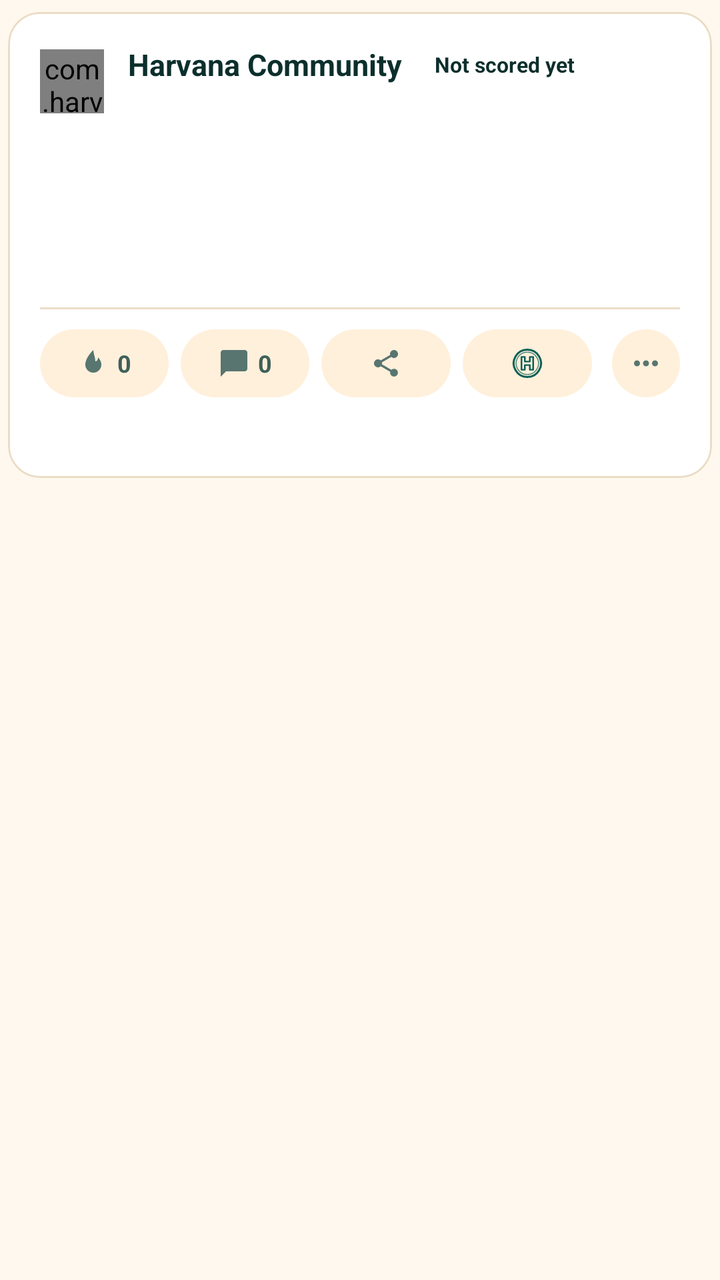
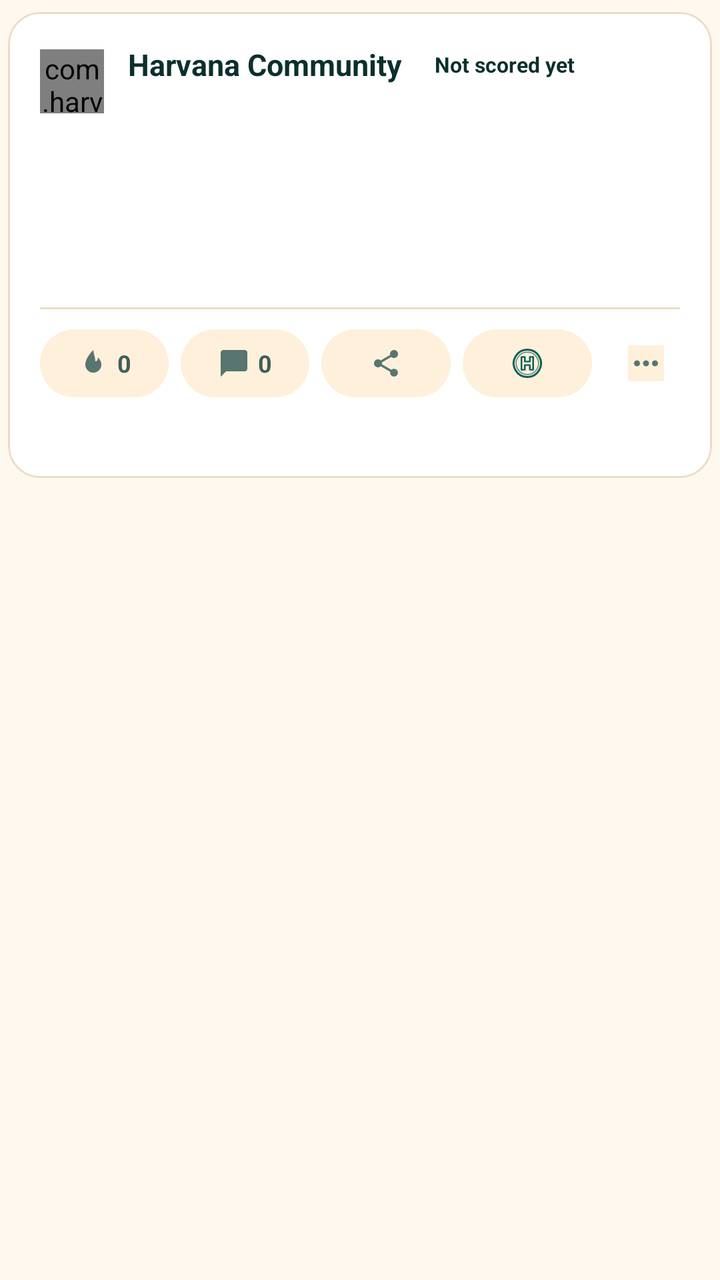

Two renders of the same Android screen: before a commit and after it. Below are the layout's source before the change and the commit's diff.
<!-- AndroidManifest.xml: application theme AppTheme -->
<!-- res/layout/learn_post_card.xml -->
<?xml version="1.0" encoding="utf-8"?>
<LinearLayout xmlns:android="http://schemas.android.com/apk/res/android" xmlns:app="http://schemas.android.com/apk/res-auto"
    android:layout_width="match_parent"
    android:layout_height="wrap_content"
    android:orientation="vertical">
    <com.google.android.material.card.MaterialCardView
        android:id="@+id/card_post"
        android:layout_width="match_parent"
        android:layout_height="wrap_content"
        android:layout_marginStart="4dp"
        android:layout_marginTop="6dp"
        android:layout_marginEnd="4dp"
        android:layout_marginBottom="6dp"
        app:cardBackgroundColor="@color/colorSurface"
        app:cardCornerRadius="16dp"
        app:cardElevation="0dp"
        app:strokeColor="@color/colorCardStroke"
        app:strokeWidth="1dp">
        <LinearLayout
            android:layout_width="match_parent"
            android:layout_height="wrap_content"
            android:orientation="vertical">

            
            <FrameLayout
                android:id="@+id/fl_cover"
                android:layout_width="match_parent"
                android:layout_height="132dp"
                android:visibility="gone">
                <ImageView
                    android:id="@+id/iv_cover"
                    android:layout_width="match_parent"
                    android:layout_height="match_parent"
                    android:background="@color/colorSurfaceAlt"
                    android:scaleType="centerCrop" />
                <View
                    android:id="@+id/v_cover_fade"
                    android:layout_width="match_parent"
                    android:layout_height="match_parent" />
            </FrameLayout>

        <LinearLayout
            android:id="@+id/ll_content"
            android:layout_width="match_parent"
            android:layout_height="wrap_content"
            android:orientation="vertical"
            android:paddingStart="16dp"
            android:paddingTop="16dp"
            android:paddingEnd="16dp"
            android:paddingBottom="14dp">

            <LinearLayout
                android:layout_width="match_parent"
                android:layout_height="wrap_content"
                android:gravity="center_vertical"
                android:orientation="horizontal">
                <com.harvana.app.ui.AvatarView
                    android:id="@+id/iv_avatar"
                    android:layout_width="32dp"
                    android:layout_height="32dp"
                    app:avatarSize="header" />
                <LinearLayout
                    android:layout_width="0dp"
                    android:layout_height="wrap_content"
                    android:layout_weight="1"
                    android:layout_marginStart="12dp"
                    android:orientation="vertical">
                    <LinearLayout
                        android:layout_width="match_parent"
                        android:layout_height="wrap_content"
                        android:gravity="center_vertical"
                        android:orientation="horizontal">
                        <TextView
                            android:id="@+id/tv_name"
                            android:layout_width="wrap_content"
                            android:layout_height="wrap_content"
                            android:layout_weight="0"
                            android:maxLines="1"
                            android:ellipsize="end"
                            android:maxWidth="150dp"
                            android:text="Harvana Community"
                            android:textColor="@color/colorTextPrimary"
                            android:textSize="15sp"
                            android:textStyle="bold" />
                        <TextView
                            android:id="@+id/tv_trust"
                            android:layout_width="wrap_content"
                            android:layout_height="wrap_content"
                            android:layout_marginStart="8dp"
                            android:paddingStart="8dp"
                            android:paddingEnd="8dp"
                            android:paddingTop="2dp"
                            android:paddingBottom="2dp"
                            android:text="Not scored yet"
                            android:textSize="10.5sp"
                            android:textStyle="bold" />
                    </LinearLayout>
                    <TextView
                        android:id="@+id/tv_meta"
                        android:layout_width="match_parent"
                        android:layout_height="wrap_content"
                        android:layout_marginTop="1dp"
                        android:textColor="@color/colorTextTertiary"
                        android:textSize="12sp" />
                </LinearLayout>
            </LinearLayout>

            <TextView
                android:id="@+id/tv_category"
                android:layout_width="wrap_content"
                android:layout_height="wrap_content"
                android:layout_marginTop="10dp"
                android:textColor="@color/colorAccent"
                android:textSize="11.5sp"
                android:textStyle="bold" />

            <TextView
                android:id="@+id/tv_title"
                android:layout_width="match_parent"
                android:layout_height="wrap_content"
                android:layout_marginTop="4dp"
                android:textColor="@color/colorTextPrimary"
                android:textSize="17sp"
                android:textStyle="bold"
                android:lineSpacingMultiplier="1.1" />

            <TextView
                android:id="@+id/tv_body"
                android:layout_width="match_parent"
                android:layout_height="wrap_content"
                android:layout_marginTop="8dp"
                android:textColor="@color/colorTextSecondary"
                android:textSize="14.5sp"
                android:lineSpacingMultiplier="1.2"
                android:textIsSelectable="false" />

            <com.google.android.material.divider.MaterialDivider
                android:layout_width="match_parent"
                android:layout_height="1dp"
                android:layout_marginTop="14dp"
	app:dividerColor="@color/colorCardStroke"/>

            
            <LinearLayout
                android:layout_width="match_parent"
                android:layout_height="wrap_content"
                android:layout_marginTop="10dp"
                android:gravity="center_vertical"
                android:orientation="horizontal">
                <LinearLayout
                    android:id="@+id/ll_fire"
                    android:layout_width="0dp"
                    android:layout_height="34dp"
                    android:layout_weight="1"
                    android:layout_marginStart="0dp"
                    android:gravity="center"
                    android:paddingStart="6dp"
                    android:paddingEnd="6dp"
                    android:background="@drawable/bg_learn_action"
                    android:contentDescription="Fire"
                    android:orientation="horizontal">
                    <ImageView
                        android:id="@+id/iv_fire"
                        android:layout_width="16dp"
                        android:layout_height="16dp"
                        android:src="@drawable/ic_learn_fire"
                        app:tint="@color/colorTextTertiary" />
                    <TextView
                        android:id="@+id/tv_fire"
                        android:layout_width="wrap_content"
                        android:layout_height="wrap_content"
                        android:layout_marginStart="4dp"
                        android:text="0"
                        android:maxLines="1"
                        android:textColor="@color/colorTextSecondary"
                        android:textSize="12sp"
                        android:textStyle="bold" />
                </LinearLayout>
                <LinearLayout
                    android:id="@+id/ll_comment"
                    android:layout_width="0dp"
                    android:layout_height="34dp"
                    android:layout_weight="1"
                    android:layout_marginStart="6dp"
                    android:gravity="center"
                    android:paddingStart="6dp"
                    android:paddingEnd="6dp"
                    android:background="@drawable/bg_learn_action"
                    android:contentDescription="Comments"
                    android:orientation="horizontal">
                    <ImageView
                        android:layout_width="16dp"
                        android:layout_height="16dp"
                        android:src="@drawable/ic_learn_comment"
                        app:tint="@color/colorTextTertiary" />
                    <TextView
                        android:id="@+id/tv_comment"
                        android:layout_width="wrap_content"
                        android:layout_height="wrap_content"
                        android:layout_marginStart="4dp"
                        android:text="0"
                        android:maxLines="1"
                        android:textColor="@color/colorTextSecondary"
                        android:textSize="12sp"
                        android:textStyle="bold" />
                </LinearLayout>
                <LinearLayout
                    android:id="@+id/ll_share"
                    android:layout_width="0dp"
                    android:layout_height="34dp"
                    android:layout_weight="1"
                    android:layout_marginStart="6dp"
                    android:gravity="center"
                    android:paddingStart="6dp"
                    android:paddingEnd="6dp"
                    android:background="@drawable/bg_learn_action"
                    android:contentDescription="Share"
                    android:orientation="horizontal">
                    <ImageView
                        android:layout_width="16dp"
                        android:layout_height="16dp"
                        android:src="@drawable/ic_learn_share"
                        app:tint="@color/colorTextTertiary" />
                </LinearLayout>
                <LinearLayout
                    android:id="@+id/ll_gift"
                    android:layout_width="0dp"
                    android:layout_height="34dp"
                    android:layout_weight="1"
                    android:layout_marginStart="6dp"
                    android:gravity="center"
                    android:paddingStart="6dp"
                    android:paddingEnd="6dp"
                    android:background="@drawable/bg_learn_action"
                    android:contentDescription="Gift"
                    android:orientation="horizontal">
                    <ImageView
                        android:layout_width="16dp"
                        android:layout_height="16dp"
                        android:src="@drawable/ic_learn_gift"
                        app:tint="@color/colorAccent" />
                </LinearLayout>
                <ImageView
                    android:id="@+id/iv_more"
                    android:layout_width="34dp"
                    android:layout_height="34dp"
                    android:layout_marginStart="10dp"
                    android:padding="8dp"
                    android:background="@drawable/bg_learn_action"
                    android:contentDescription="More"
                    android:src="@drawable/ic_learn_more"
                    app:tint="@color/colorTextTertiary" />
            </LinearLayout>

            <TextView
                android:id="@+id/tv_views_line"
                android:layout_width="match_parent"
                android:layout_height="wrap_content"
                android:layout_marginTop="10dp"
                android:textColor="@color/colorTextTertiary"
                android:textSize="12sp" />

        </LinearLayout>
        </LinearLayout>
    </com.google.android.material.card.MaterialCardView>
</LinearLayout>
<!-- resources referenced by this layout -->
<resources>
  <color name="colorAccent">#0B5F57</color>
  <color name="colorCardStroke">#EBDCC5</color>
  <color name="colorSurface">#FFFFFF</color>
  <color name="colorSurfaceAlt">#FFF0DB</color>
  <color name="colorTextPrimary">#0B2F2C</color>
  <color name="colorTextSecondary">#3F5F5A</color>
  <color name="colorTextTertiary">#587570</color>
  <!-- drawable bg_learn_action (drawable) -->
  <?xml version="1.0" encoding="utf-8"?>
  <shape xmlns:android="http://schemas.android.com/apk/res/android" android:shape="rectangle">
      <solid android:color="@color/colorSurfaceAlt"/>
      <corners android:radius="22dp"/>
  </shape>
  <!-- drawable ic_learn_comment (drawable) -->
  <?xml version="1.0" encoding="utf-8"?>
  <vector xmlns:android="http://schemas.android.com/apk/res/android"
      android:width="24dp" android:height="24dp" android:viewportWidth="24" android:viewportHeight="24">
      <path android:fillColor="#FF000000" android:pathData="M20,2H4c-1.1,0 -2,0.9 -2,2v18l4,-4h14c1.1,0 2,-0.9 2,-2V4c0,-1.1 -0.9,-2 -2,-2z"/>
  </vector>
  <style name="HarvanaPopupMenu" parent="Widget.MaterialComponents.PopupMenu">
          <item name="android:popupBackground">@drawable/bg_popup_menu</item>
          <item name="android:popupElevation">10dp</item>
      </style>
  <style name="HarvanaSpinner" parent="Widget.AppCompat.Spinner">
          <item name="android:popupBackground">@color/colorSurface</item>
          <item name="android:dropDownSelector">@color/colorAccentRipple</item>
      </style>
  <style name="HarvanaButton.Text" parent="Widget.MaterialComponents.Button.TextButton">
          <item name="cornerRadius">12dp</item>
          <item name="android:textAllCaps">false</item>
          <item name="android:textStyle">bold</item>
          <item name="android:textColor">@color/colorAccentStrong</item>
          <item name="rippleColor">@color/colorAccentRipple</item>
      </style>
  <style name="HarvanaTextView" parent="android:Widget.TextView">
          <item name="android:textColor">@color/colorTextPrimary</item>
      </style>
  <color name="colorBackground">#FFF8EE</color>
  <color name="colorTextOnAccent">#FFFFFF</color>
  <color name="colorAccentDark">#084A44</color>
  <color name="colorError">#C8443F</color>
  <color name="colorTextPrimaryWhite">#FFFFFF</color>
  <color name="colorControlNormal">#587570</color>
  <color name="colorAccentRipple">#1A0B5F57</color>
  <color name="colorAccentStroke">#330B5F57</color>
  <color name="colorAccentStrong">#053D3A</color>
  <!-- drawable bg_popup_menu (drawable) -->
  <?xml version="1.0" encoding="utf-8"?>
  <shape xmlns:android="http://schemas.android.com/apk/res/android" android:shape="rectangle">
      <solid android:color="@color/colorPopupSurface" />
      <stroke android:width="1dp" android:color="@color/colorCardStroke" />
      <corners android:radius="14dp" />
  </shape>
  <style name="HarvanaDialogButton" parent="Widget.MaterialComponents.Button.TextButton.Dialog">
          <item name="android:textColor">@color/colorAccent</item>
          <item name="android:minHeight">48dp</item>
      </style>
  <style name="HarvanaBottomSheetStyle" parent="Widget.MaterialComponents.BottomSheet.Modal">
          <item name="backgroundTint">?attr/colorSurface</item>
          <item name="shapeAppearanceOverlay">@style/HarvanaBottomSheetShape</item>
      </style>
  <color name="colorPopupSurface">@color/colorSurface</color>
  <style name="HarvanaBottomSheetShape" parent="">
          <item name="cornerFamily">rounded</item>
          <item name="cornerSizeTopLeft">20dp</item>
          <item name="cornerSizeTopRight">20dp</item>
          <item name="cornerSizeBottomLeft">0dp</item>
          <item name="cornerSizeBottomRight">0dp</item>
      </style>
  <!-- unchanged entries left out for length: 12 -->
</resources>

<!-- the commit's change to res/layout/learn_post_card.xml (unified diff, before → after) -->
@@ -27,7 +27,7 @@
                 android:layout_width="match_parent"
                 android:layout_height="132dp"
                 android:visibility="gone">
-                <ImageView
+                <com.google.android.material.imageview.ShapeableImageView
                     android:id="@+id/iv_cover"
                     android:layout_width="match_parent"
                     android:layout_height="match_parent"
@@ -159,7 +159,7 @@
                     android:background="@drawable/bg_learn_action"
                     android:contentDescription="Fire"
                     android:orientation="horizontal">
-                    <ImageView
+                    <com.google.android.material.imageview.ShapeableImageView
                         android:id="@+id/iv_fire"
                         android:layout_width="16dp"
                         android:layout_height="16dp"
@@ -188,7 +188,7 @@
                     android:background="@drawable/bg_learn_action"
                     android:contentDescription="Comments"
                     android:orientation="horizontal">
-                    <ImageView
+                    <com.google.android.material.imageview.ShapeableImageView
                         android:layout_width="16dp"
                         android:layout_height="16dp"
                         android:src="@drawable/ic_learn_comment"
@@ -216,7 +216,7 @@
                     android:background="@drawable/bg_learn_action"
                     android:contentDescription="Share"
                     android:orientation="horizontal">
-                    <ImageView
+                    <com.google.android.material.imageview.ShapeableImageView
                         android:layout_width="16dp"
                         android:layout_height="16dp"
                         android:src="@drawable/ic_learn_share"
@@ -234,13 +234,13 @@
                     android:background="@drawable/bg_learn_action"
                     android:contentDescription="Gift"
                     android:orientation="horizontal">
-                    <ImageView
+                    <com.google.android.material.imageview.ShapeableImageView
                         android:layout_width="16dp"
                         android:layout_height="16dp"
                         android:src="@drawable/ic_learn_gift"
                         app:tint="@color/colorAccent" />
                 </LinearLayout>
-                <ImageView
+                <com.google.android.material.imageview.ShapeableImageView
                     android:id="@+id/iv_more"
                     android:layout_width="34dp"
                     android:layout_height="34dp"
